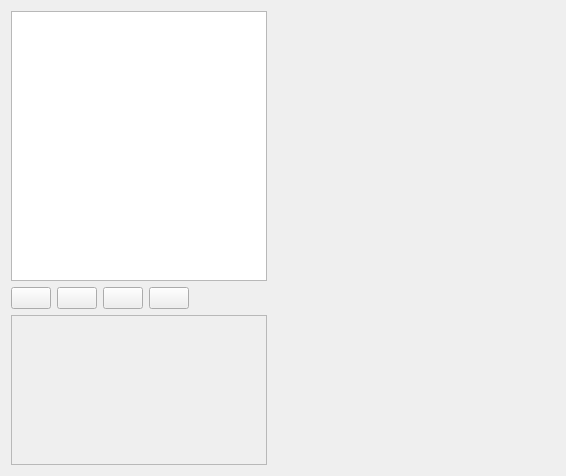
This is src/ui/effects/qgseffectstackpropertieswidgetbase.ui in qgis/QGIS as Qt 5 draws it before an edit. The edited form follows.
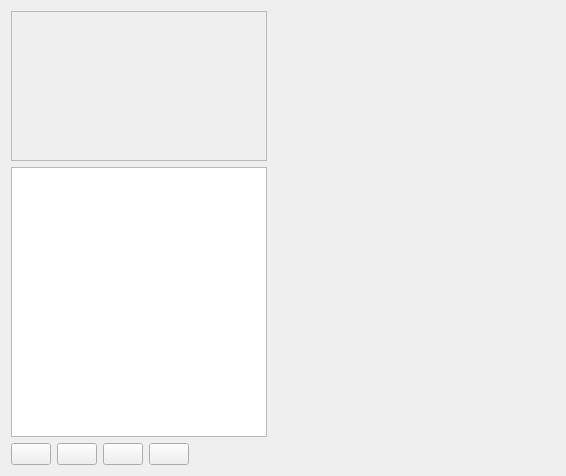
This is the edited form.

Commit message: Rearrange effects dlg for consistency with symbol dlg (fix #12819)

Patch:
```diff
--- a/src/ui/effects/qgseffectstackpropertieswidgetbase.ui
+++ b/src/ui/effects/qgseffectstackpropertieswidgetbase.ui
@@ -16,6 +16,46 @@
   <layout class="QGridLayout" name="gridLayout">
    <item row="0" column="0">
     <layout class="QVBoxLayout" name="verticalLayout">
+     <item>
+      <widget class="QLabel" name="lblPreview">
+       <property name="sizePolicy">
+        <sizepolicy hsizetype="Expanding" vsizetype="Fixed">
+         <horstretch>0</horstretch>
+         <verstretch>0</verstretch>
+        </sizepolicy>
+       </property>
+       <property name="minimumSize">
+        <size>
+         <width>150</width>
+         <height>150</height>
+        </size>
+       </property>
+       <property name="maximumSize">
+        <size>
+         <width>16777215</width>
+         <height>150</height>
+        </size>
+       </property>
+       <property name="frameShape">
+        <enum>QFrame::StyledPanel</enum>
+       </property>
+       <property name="frameShadow">
+        <enum>QFrame::Sunken</enum>
+       </property>
+       <property name="lineWidth">
+        <number>1</number>
+       </property>
+       <property name="midLineWidth">
+        <number>0</number>
+       </property>
+       <property name="text">
+        <string/>
+       </property>
+       <property name="alignment">
+        <set>Qt::AlignLeading|Qt::AlignLeft|Qt::AlignVCenter</set>
+       </property>
+      </widget>
+     </item>
      <item>
       <widget class="QListView" name="mEffectsList">
        <property name="sizePolicy">
@@ -101,46 +141,6 @@
        </item>
       </layout>
      </item>
-     <item>
-      <widget class="QLabel" name="lblPreview">
-       <property name="sizePolicy">
-        <sizepolicy hsizetype="Expanding" vsizetype="Fixed">
-         <horstretch>0</horstretch>
-         <verstretch>0</verstretch>
-        </sizepolicy>
-       </property>
-       <property name="minimumSize">
-        <size>
-         <width>150</width>
-         <height>150</height>
-        </size>
-       </property>
-       <property name="maximumSize">
-        <size>
-         <width>16777215</width>
-         <height>150</height>
-        </size>
-       </property>
-       <property name="frameShape">
-        <enum>QFrame::StyledPanel</enum>
-       </property>
-       <property name="frameShadow">
-        <enum>QFrame::Sunken</enum>
-       </property>
-       <property name="lineWidth">
-        <number>1</number>
-       </property>
-       <property name="midLineWidth">
-        <number>0</number>
-       </property>
-       <property name="text">
-        <string/>
-       </property>
-       <property name="alignment">
-        <set>Qt::AlignLeading|Qt::AlignLeft|Qt::AlignVCenter</set>
-       </property>
-      </widget>
-     </item>
     </layout>
    </item>
    <item row="0" column="1" colspan="2">
```
